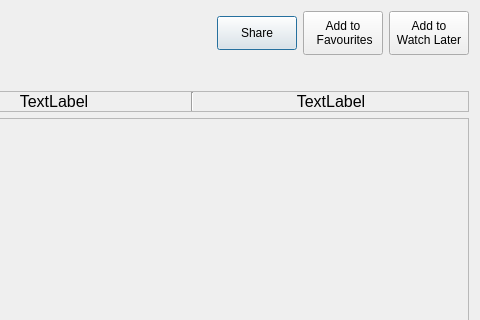
Old version of the form ClipFlix/watch_music.ui in the repository andralves717/IHC_Clipflix; both pictures show x 430 to 910 and y 0 to 320 of the 910 by 600 pixel window.
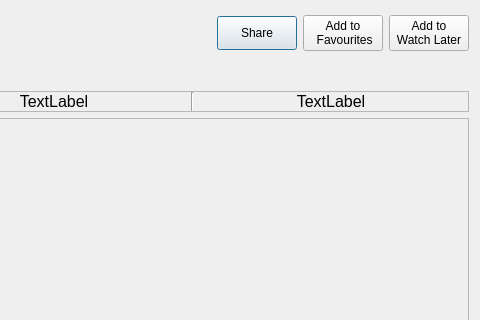
New version of the form.

The edit to the form file:
```diff
--- a/ClipFlix/watch_music.ui
+++ b/ClipFlix/watch_music.ui
@@ -92,7 +92,7 @@
            <item>
             <widget class="QPushButton" name="addFav">
              <property name="sizePolicy">
-              <sizepolicy hsizetype="Maximum" vsizetype="Minimum">
+              <sizepolicy hsizetype="Maximum" vsizetype="Maximum">
                <horstretch>0</horstretch>
                <verstretch>0</verstretch>
               </sizepolicy>
@@ -109,7 +109,7 @@
            <item>
             <widget class="QPushButton" name="addWL">
              <property name="sizePolicy">
-              <sizepolicy hsizetype="Maximum" vsizetype="Minimum">
+              <sizepolicy hsizetype="Maximum" vsizetype="Maximum">
                <horstretch>0</horstretch>
                <verstretch>0</verstretch>
               </sizepolicy>
```
Left out of the diff: 2 changed lines with no effect on the pictures.
